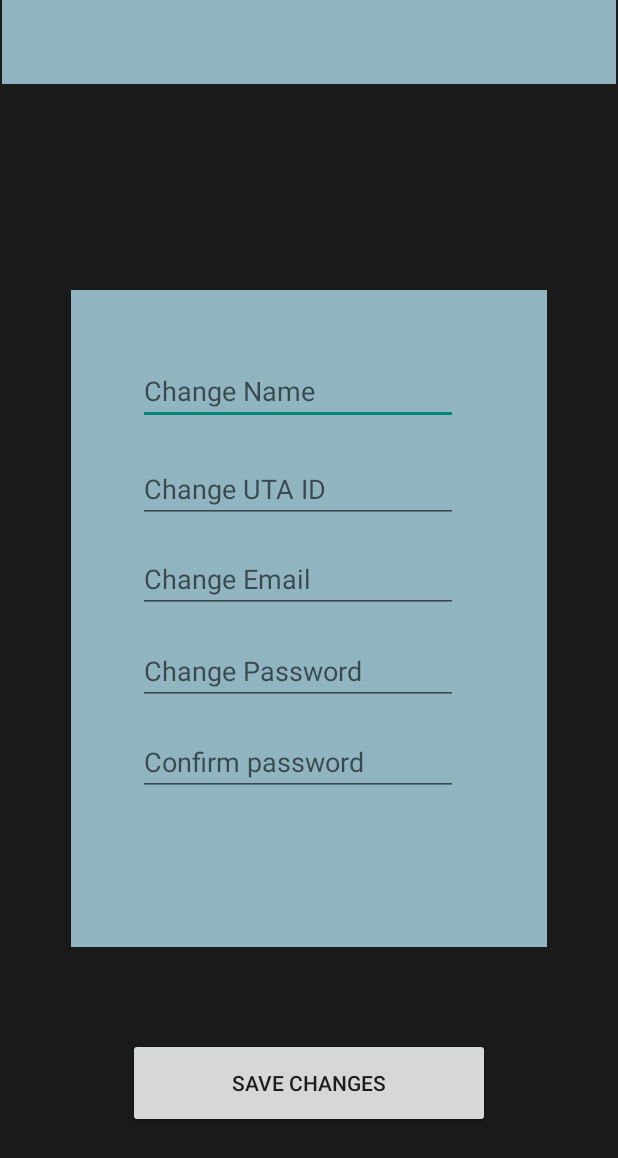
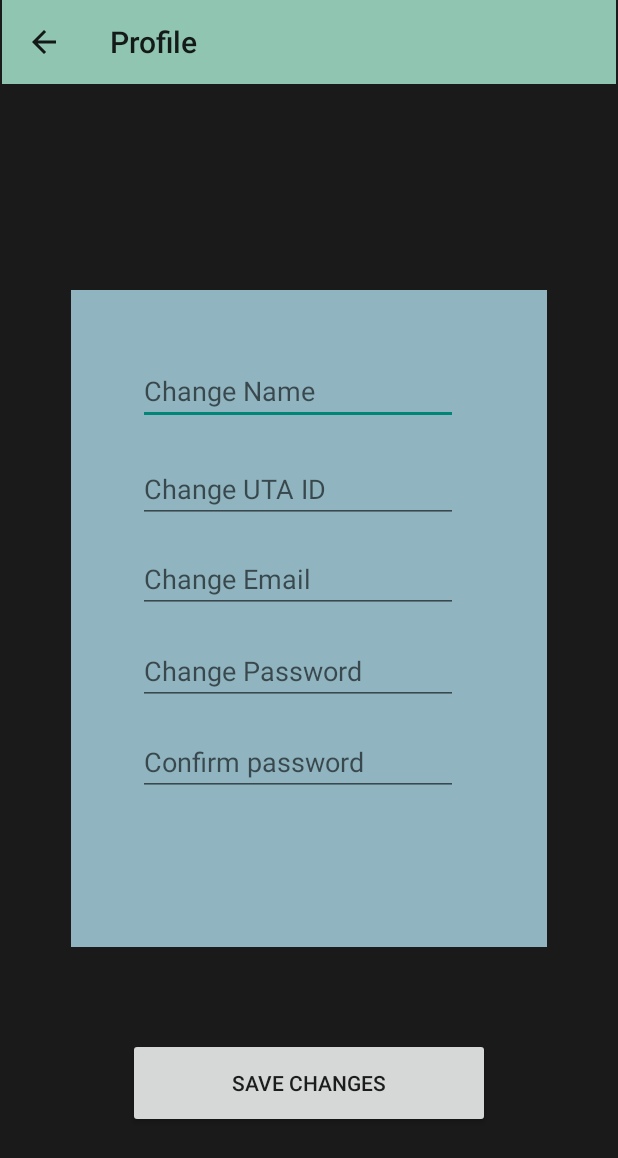
Before and after one commit to willpanderson/Auto-Learn, an Android app: the ProfileActivity screen opened directly, with no data from a screen before it, on a phone screen of 412 x 824 dp. Shown: the top 1158 px of the screen. Run offline under Robolectric (Android 15) with nearby library versions, the phone set to English and light mode, and no system bars.

Commit message:
Provided a back button to ProfileActivity.java. Need help getting profile button on HomeActivity.java to work

```diff
--- a/AutoLearnApp/app/src/main/java/com/example/auto_learn_app/ProfileActivity.java
+++ b/AutoLearnApp/app/src/main/java/com/example/auto_learn_app/ProfileActivity.java
@@ -7,11 +7,18 @@ import android.os.Bundle;
 import android.view.MenuItem;
 
 public class ProfileActivity extends AppCompatActivity {
+    androidx.appcompat.widget.Toolbar toolbar;
 
     @Override
     protected void onCreate(Bundle savedInstanceState) {
         super.onCreate(savedInstanceState);
         setContentView(R.layout.activity_profile);
+
+        toolbar = findViewById(R.id.toolbarProfile);
+        setSupportActionBar(toolbar);
+        getSupportActionBar().setTitle("Profile");
+        getSupportActionBar().setDisplayShowTitleEnabled(true);
+        getSupportActionBar().setDisplayHomeAsUpEnabled(true);
     }
     @Override
     public boolean onOptionsItemSelected(MenuItem item) {
--- a/AutoLearnApp/app/src/main/res/layout/activity_profile.xml
+++ b/AutoLearnApp/app/src/main/res/layout/activity_profile.xml
@@ -102,11 +102,10 @@
         app:layout_constraintVertical_bias="0.906" />
 
     <androidx.appcompat.widget.Toolbar
-        android:id="@+id/toolbarSignup"
-        style="@style/myToolbarStyle"
+        android:id="@+id/toolbarProfile"
         android:layout_width="409dp"
         android:layout_height="wrap_content"
-        android:background="#90B5C1"
+        android:background="#90C5B1"
         android:minHeight="?attr/actionBarSize"
         android:theme="?attr/actionBarTheme"
         app:layout_constraintBottom_toBottomOf="parent"
@@ -114,4 +113,5 @@
         app:layout_constraintStart_toStartOf="parent"
         app:layout_constraintTop_toTopOf="parent"
         app:layout_constraintVertical_bias="0.0" />
+
 </androidx.constraintlayout.widget.ConstraintLayout>
```
